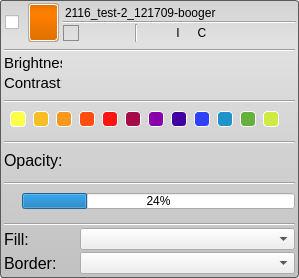
This is Interface/AppInterface/LayerWidget.ui in jessdtate/Seg3D as Qt 5 draws it before an edit. The edited form follows.
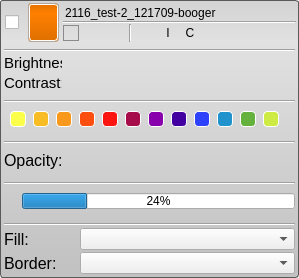
This is the edited form. Icons and pictures are not drawn.

Commit message: more gui and drag and drop changes

The edit to the form file:
```diff
--- a/Interface/AppInterface/LayerWidget.ui
+++ b/Interface/AppInterface/LayerWidget.ui
@@ -43,10 +43,6 @@
 	color: white;
 }
 
-QToolButton:hover{
-	background-color: rgba( 150, 150, 150, 70 );
-}
-
 QWidget#typeBackground_{
 	background-color: rgb(255, 128, 0);
 	border-radius: 3px;
@@ -155,20 +151,8 @@
 	background-color: rgba(0, 0, 0, 0);
 	border: 1px solid rgba(0, 0, 0, 0);
 }
-QToolButton#fill_border_button_:pressed{
-	background-color: rgba(0, 0, 0, 0);
-	border: 1px solid rgb(139, 139, 139);
-	margin:0;
-}
-QToolButton#fill_border_button_:checked{
-	background-color: rgba(0, 0, 0, 0);
-	border: 1px solid rgb(139, 139, 139);
-	margin:0;
-}
-
-QToolButton#fill_border_button_{
-	background-color: rgba(0, 0, 0, 0);
-	border: 1px solid rgba(0, 0, 0, 0);
+QToolButton#fill_border_button_:hover{
+		background-color: rgba( 0, 0, 0, 30 );
 }
 QToolButton#fill_border_button_:pressed{
 	background-color: rgba(0, 0, 0, 0);
@@ -337,7 +321,8 @@
 }
 QToolButton#color_button_12_:pressed{
 	border: 1px solid gray;
-}</string>
+}
+</string>
   </property>
   <layout class="QHBoxLayout" name="horizontalLayout_10">
    <property name="spacing">
@@ -601,7 +586,7 @@
               </property>
               <layout class="QHBoxLayout" name="horizontalLayout_3">
                <property name="spacing">
-                <number>8</number>
+                <number>6</number>
                </property>
                <property name="margin">
                 <number>0</number>
```
Left out of the diff: 27 changed lines with no effect on the pictures. The commit also changes 5 other files.
